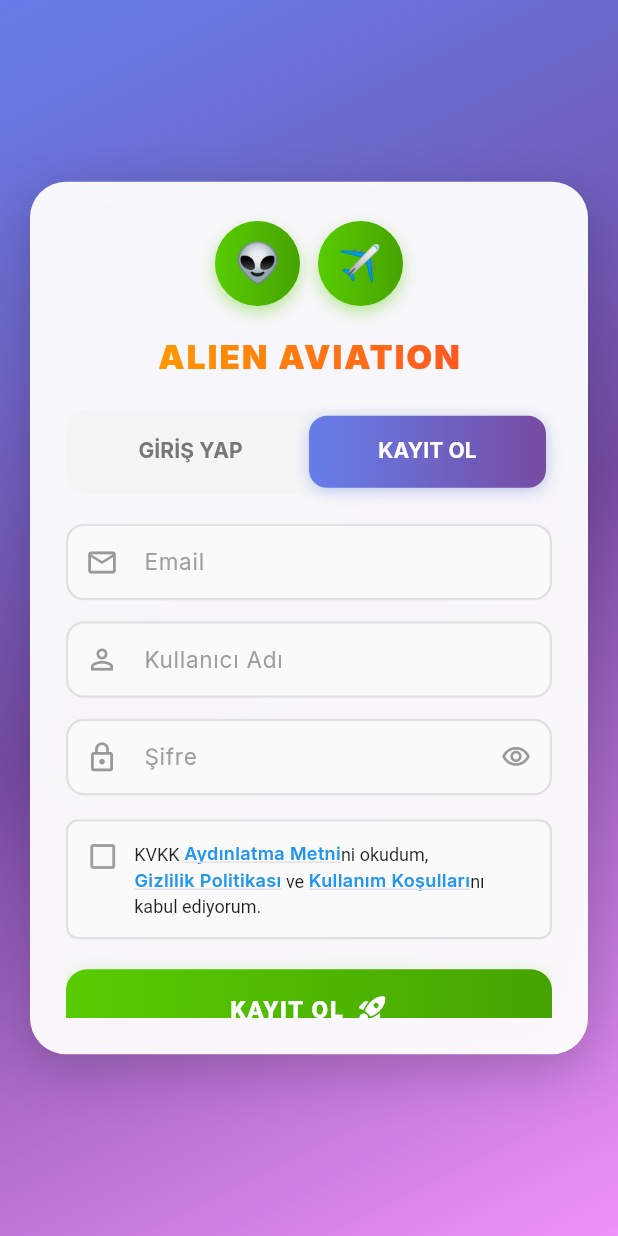
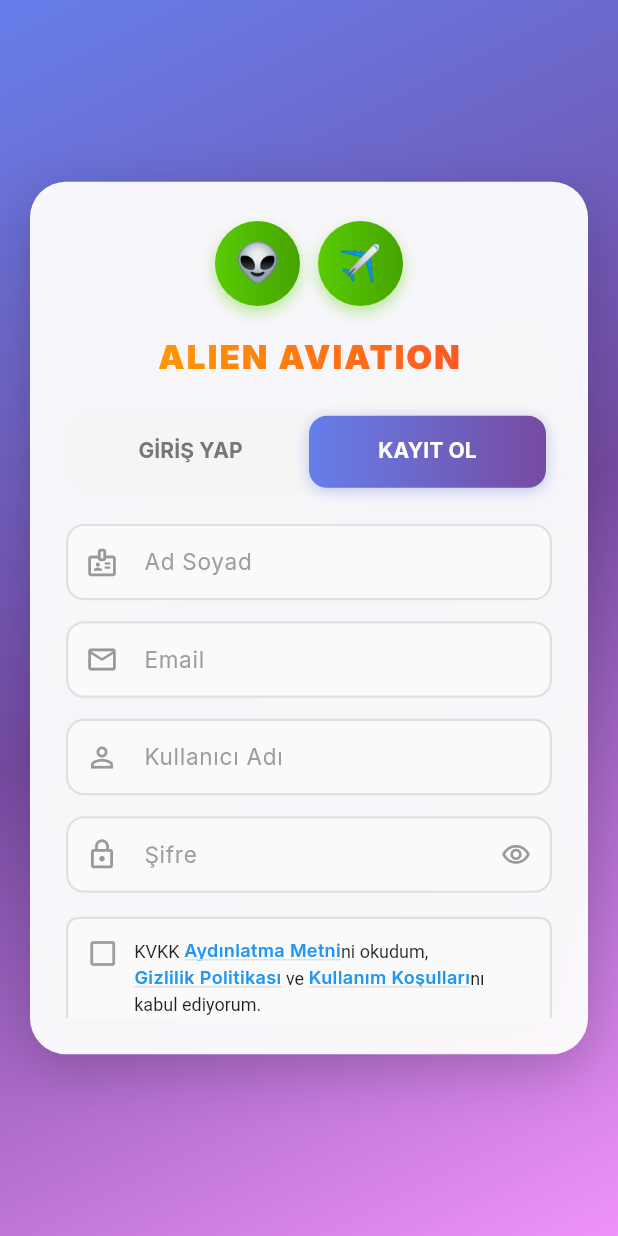
Before and after one commit to gurkanmehmet767-sketch/english-aircraft, a Flutter app: the AuthScreen screen opened directly, tab 2 chosen, on a phone screen of 412 x 824 dp. Run offline on Flutter 3.47's test engine with Material 3 defaults, Android fonts, the phone set to English and light mode, and no system bars; our stand-ins replace cloud_firestore, confetti, connectivity_plus, firebase_core, flutter_markdown, flutter_tts and 3 more; missing offline and left inert: dart:html; accounts and stored records are empty.

Commit message:
Add full name field and validation to registration
Co-authored-by: gurkanmehmet767-sketch <249081492+gurkanmehmet767-sketch@users.noreply.github.com>

```diff
--- a/lib/models/user_model.dart
+++ b/lib/models/user_model.dart
@@ -2,6 +2,7 @@ class UserModel {
   final String uid;
   final String email;
   final String username;
+  final String? fullName;
   final String? photoURL;
 
   // Game Stats
@@ -30,6 +31,7 @@ class UserModel {
     required this.uid,
     required this.email,
     required this.username,
+    this.fullName,
     this.photoURL,
     this.xp = 0,
     this.level = 1,
@@ -53,6 +55,7 @@ class UserModel {
       uid: json['uid'] as String,
       email: json['email'] as String,
       username: json['username'] as String,
+      fullName: json['fullName'] as String?,
       photoURL: json['photoURL'] as String?,
       xp: json['xp'] as int? ?? 0,
       level: json['level'] as int? ?? 1,
@@ -96,6 +99,7 @@ class UserModel {
       'uid': uid,
       'email': email,
       'username': username,
+      'fullName': fullName,
       'photoURL': photoURL,
       'xp': xp,
       'level': level,
@@ -119,6 +123,7 @@ class UserModel {
     String? uid,
     String? email,
     String? username,
+    String? fullName,
     String? photoURL,
     int? xp,
     int? level,
@@ -139,6 +144,7 @@ class UserModel {
       uid: uid ?? this.uid,
       email: email ?? this.email,
       username: username ?? this.username,
+      fullName: fullName ?? this.fullName,
       photoURL: photoURL ?? this.photoURL,
       xp: xp ?? this.xp,
       level: level ?? this.level,
--- a/lib/screens/auth_screen.dart
+++ b/lib/screens/auth_screen.dart
@@ -23,6 +23,7 @@ class _AuthScreenState extends State<AuthScreen>
   final _loginEmailController = TextEditingController();
   final _loginPasswordController = TextEditingController();
 
+  final _registerFullNameController = TextEditingController();
   final _registerEmailController = TextEditingController();
   final _registerUsernameController = TextEditingController();
   final _registerPasswordController = TextEditingController();
@@ -30,6 +31,7 @@ class _AuthScreenState extends State<AuthScreen>
   // Focus nodes
   final _loginEmailFocus = FocusNode();
   final _loginPasswordFocus = FocusNode();
+  final _registerFullNameFocus = FocusNode();
   final _registerEmailFocus = FocusNode();
   final _registerUsernameFocus = FocusNode();
   final _registerPasswordFocus = FocusNode();
@@ -41,6 +43,7 @@ class _AuthScreenState extends State<AuthScreen>
   bool _kvkkAccepted = false; // KVKK onayı
 
   // Validation
+  bool _fullNameValid = false;
   bool _emailValid = false;
   bool _usernameValid = false;
   int _passwordStrength = 0; // 0-3
@@ -55,6 +58,7 @@ class _AuthScreenState extends State<AuthScreen>
     );
 
     // Add listeners for real-time validation
+    _registerFullNameController.addListener(_validateFullName);
     _registerEmailController.addListener(_validateEmail);
     _registerUsernameController.addListener(_validateUsername);
     _registerPasswordController.addListener(_validatePassword);
@@ -65,15 +69,25 @@ class _AuthScreenState extends State<AuthScreen>
     _tabController.dispose();
     _loginEmailController.dispose();
     _loginPasswordController.dispose();
+    _registerFullNameController.dispose();
     _registerEmailController.dispose();
     _registerUsernameController.dispose();
     _registerPasswordController.dispose();
     _loginEmailFocus.dispose();
     _loginPasswordFocus.dispose();
+    _registerFullNameFocus.dispose();
     _registerEmailFocus.dispose();
     _registerUsernameFocus.dispose();
     _registerPasswordFocus.dispose();
     super.dispose();
+  }
+
+  void _validateFullName() {
+    final fullName = _registerFullNameController.text;
+    setState(() {
+      _fullNameValid =
+          fullName.trim().length >= 5 && fullName.trim().contains(' ');
+    });
   }
 
   void _validateEmail() {
@@ -144,6 +158,7 @@ class _AuthScreenState extends State<AuthScreen>
     final result = await _authService.registerOffline(
       email: _registerEmailController.text,
       username: _registerUsernameController.text,
+      fullName: _registerFullNameController.text,
       password: _registerPasswordController.text,
     );
 
@@ -234,7 +249,7 @@ class _AuthScreenState extends State<AuthScreen>
               ),
               const SizedBox(height: 8),
               Text(
-                user.username,
+                user.fullName ?? user.username,
                 style: const TextStyle(
                   fontSize: 18,
                   fontWeight: FontWeight.bold,
@@ -362,13 +377,23 @@ class _AuthScreenState extends State<AuthScreen>
                         mainAxisSize: MainAxisSize.min,
                         children: [
                           // Logo
-                          Row(
+                          TweenAnimationBuilder(
+                            tween: Tween<double>(begin: 0, end: 1),
+                            duration: const Duration(milliseconds: 800),
+                            curve: Curves.elasticOut,
+                            builder: (context, double value, child) {
+                              return Transform.scale(
+                                scale: value,
+                                child: Row(
                                   mainAxisAlignment: MainAxisAlignment.center,
                                   children: [
                                     _buildLogoCircle('👽'),
                                     const SizedBox(width: 12),
                                     _buildLogoCircle('✈️'),
                                   ],
+                                ),
+                              );
+                            },
                           ),
 
                           const SizedBox(height: 16),
@@ -561,6 +586,19 @@ class _AuthScreenState extends State<AuthScreen>
         child: Column(
           crossAxisAlignment: CrossAxisAlignment.stretch,
           children: [
+            _buildModernTextField(
+              controller: _registerFullNameController,
+              focusNode: _registerFullNameFocus,
+              label: 'Ad Soyad',
+              icon: Icons.badge_outlined,
+              keyboardType: TextInputType.name,
+              onSubmitted: (_) => _registerEmailFocus.requestFocus(),
+              validationIcon: _registerFullNameController.text.isNotEmpty
+                  ? (_fullNameValid ? Icons.check_circle : Icons.cancel)
+                  : null,
+              validationColor: _fullNameValid ? Colors.green : Colors.red,
+            ),
+            const SizedBox(height: 14),
             _buildModernTextField(
               controller: _registerEmailController,
               focusNode: _registerEmailFocus,
```
Also changed, not shown: lib/services/auth_service.dart (+15 -0 lines), 1 other file. Lines whose indentation alone changed are shown as unchanged.
